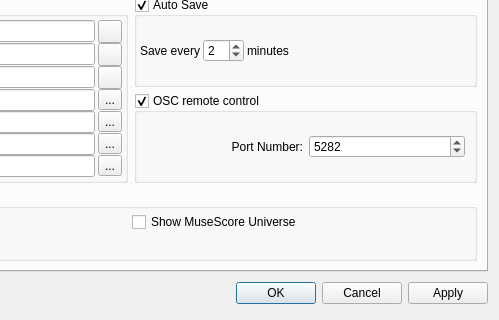
This is mscore/mscore/prefsdialog.ui in musescore/musescore-old as Qt 5 draws it before an edit; both pictures show x 238 to 737 and y 270 to 590 of the 737 by 590 pixel window. The edited form follows.
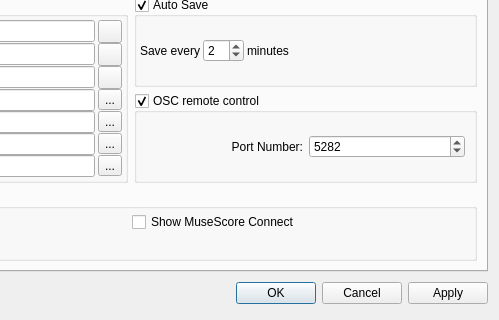
This is the edited form. Custom widgets are drawn as their Qt base class.

Commit message: upgrade to Qt4.7.3 for windows MuseScore Connect view

The edit to the form file:
```diff
--- a/mscore/mscore/prefsdialog.ui
+++ b/mscore/mscore/prefsdialog.ui
@@ -508,7 +508,7 @@
           <item row="1" column="1">
            <widget class="QCheckBox" name="webPanelShow">
             <property name="text">
-             <string>Show MuseScore Universe</string>
+             <string>Show MuseScore Connect</string>
             </property>
            </widget>
           </item>
```
The commit also changes 12 other files.
